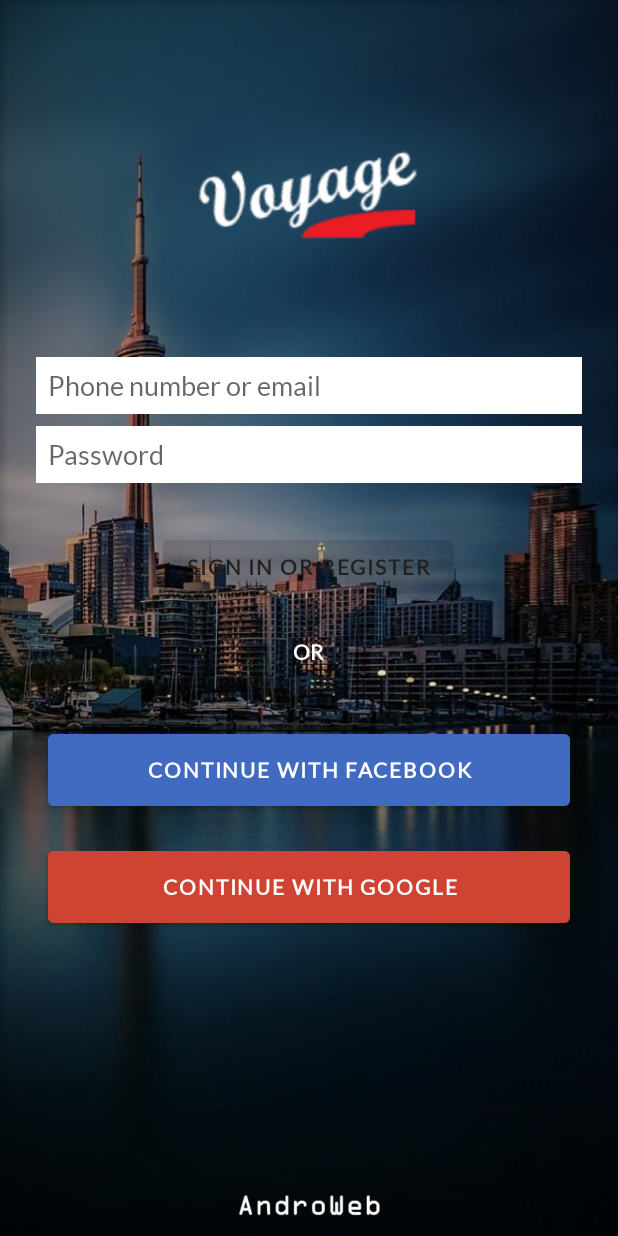
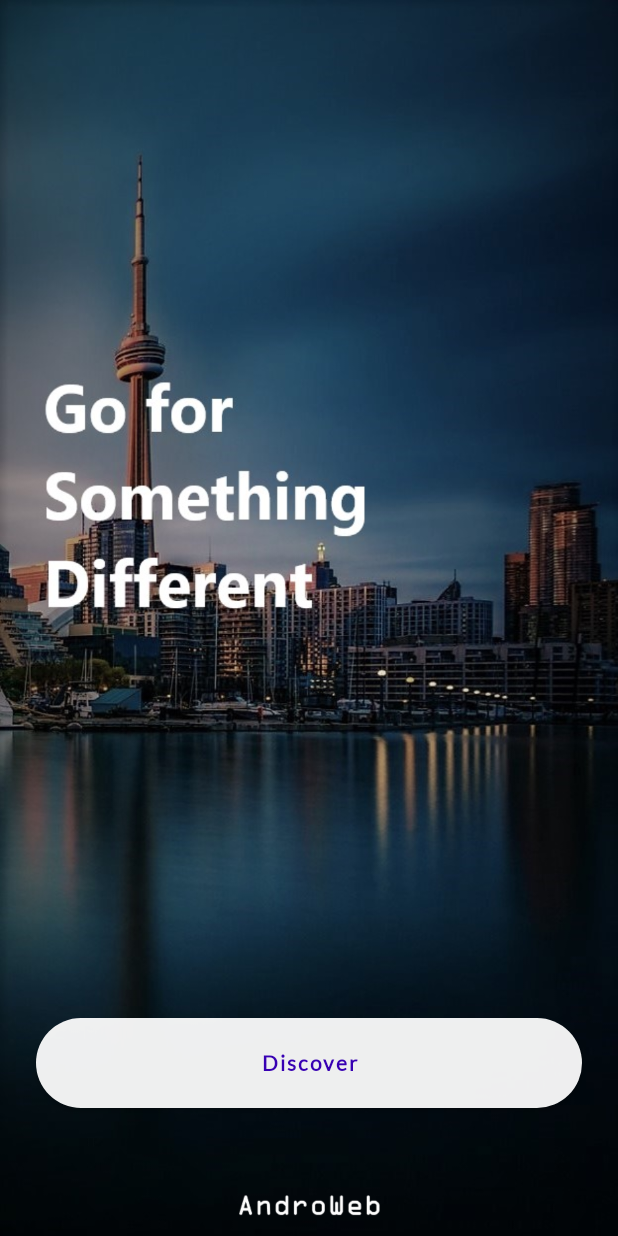
Before and after one commit to pusp4k/Gurusiksha-for-student, an Android app: the screen it shows after launch (LoginActivity before the commit, SplashScreen after it), on a phone screen of 412 x 824 dp. Run offline under Robolectric (Android 15) with nearby library versions, the phone set to English and light mode, and no system bars; libraries missing offline, so code that uses them is left out: com.google.firebase.dynamiclinks; plain views replace LoginButton; 2 statements that could not run were skipped.

Commit message:
[Design Update]

```diff
--- a/app/src/main/java/com/androweb/voyage/SplashScreen/SplashScreen.java
+++ b/app/src/main/java/com/androweb/voyage/SplashScreen/SplashScreen.java
@@ -46,6 +46,7 @@ public class SplashScreen extends AppCompatActivity {
     private String TAG = SplashScreen.class.getSimpleName();
     private static final int REQUEST_PERMISSION = 1234;
     private static final int APP_UPDATE_REQUEST_CODE = 200;
+    private Button btnContinue;
 
     private static String[] appPermission = {
             Manifest.permission.READ_PHONE_STATE,
@@ -59,7 +60,7 @@ public class SplashScreen extends AppCompatActivity {
     protected void onCreate(@Nullable Bundle savedInstanceState) {
         super.onCreate(savedInstanceState);
         setContentView(R.layout.splash_screen);
-
+        btnContinue = findViewById(R.id.btn_continue);
         // Check Runtime Permission
         checkRunTimePermission();
 
@@ -168,12 +169,14 @@ public class SplashScreen extends AppCompatActivity {
      * if Logged Start Main Activity
      */
     private void goToHome() {
-        new Handler(Looper.getMainLooper()).postDelayed(() -> {
-            startActivity(new Intent(SplashScreen.this, LoginActivity.class));
-            //startActivity(new Intent(SplashScreen.this, MainActivity.class));
-            finish();
-        }, 3000);
+        btnContinue.setOnClickListener(v -> {
+            new Handler(Looper.getMainLooper()).postDelayed(() -> {
+                startActivity(new Intent(SplashScreen.this, LoginActivity.class));
+                //startActivity(new Intent(SplashScreen.this, MainActivity.class));
 
+                finish();
+            }, 3000);
+        });
     }
 
     /**
--- /dev/null
+++ b/app/src/main/res/drawable/btn_splash.xml
@@ -0,0 +1,9 @@
+<?xml version="1.0" encoding="utf-8"?>
+<shape xmlns:android="http://schemas.android.com/apk/res/android"
+    android:shape="rectangle">
+    <solid android:color="#eeffffff" />
+    <corners android:bottomRightRadius="30dp"
+        android:bottomLeftRadius="30dp"
+        android:topRightRadius="30dp"
+        android:topLeftRadius="30dp"/>
+</shape>
--- a/app/src/main/res/layout/login_activity.xml
+++ b/app/src/main/res/layout/login_activity.xml
@@ -5,7 +5,7 @@
     xmlns:tools="http://schemas.android.com/tools"
     android:layout_width="match_parent"
     android:layout_height="match_parent"
-    android:background="@drawable/back_cn_tower_edit"
+    android:background="@drawable/ic_app_background"
     android:orientation="vertical"
     tools:context=".Login.LoginActivity">
 
--- a/app/src/main/res/layout/splash_screen.xml
+++ b/app/src/main/res/layout/splash_screen.xml
@@ -4,27 +4,34 @@
     xmlns:tools="http://schemas.android.com/tools"
     android:layout_width="match_parent"
     android:layout_height="match_parent"
-    android:background="@drawable/back_cn_tower_edit">
+    android:background="@drawable/ic_app_splash">
 
     <ImageView
         android:id="@+id/imageView"
-        android:layout_width="wrap_content"
-        android:layout_height="wrap_content"
-        android:contentDescription="@string/app_name"
-        app:layout_constraintBottom_toBottomOf="parent"
-        app:layout_constraintEnd_toEndOf="parent"
-        app:layout_constraintStart_toStartOf="parent"
-        app:layout_constraintTop_toTopOf="parent"
-        app:srcCompat="@drawable/ic_splash_icon" />
-
-    <ImageView
-        android:id="@+id/textView"
         android:layout_width="100dp"
         android:layout_height="20dp"
         android:layout_marginBottom="10dp"
         android:background="@drawable/ic_institution_logo"
+        android:contentDescription="@string/explore"
         app:layout_constraintBottom_toBottomOf="parent"
         app:layout_constraintEnd_toEndOf="parent"
+        app:layout_constraintStart_toStartOf="parent" />
+
+    <Button
+        android:id="@+id/btn_continue"
+        android:layout_width="match_parent"
+        android:layout_height="60dp"
+        android:layout_marginStart="@dimen/dimen_24dp"
+        android:layout_marginEnd="@dimen/dimen_24dp"
+        android:background="@drawable/btn_splash"
+        android:text="@string/discover"
+        android:textAllCaps="false"
+        android:textColor="@color/colorPrimaryDark"
+        android:textStyle="bold"
+        app:layout_constraintBottom_toBottomOf="@+id/imageView"
+        app:layout_constraintEnd_toEndOf="parent"
         app:layout_constraintStart_toStartOf="parent"
-        android:contentDescription="@string/explore" />
+        app:layout_constraintTop_toTopOf="parent"
+        app:layout_constraintVertical_bias="0.9" />
+
 </androidx.constraintlayout.widget.ConstraintLayout>
--- a/app/src/main/res/values/strings.xml
+++ b/app/src/main/res/values/strings.xml
@@ -42,5 +42,7 @@
     <string name="fb_login_protocol_scheme">fb397616371517734</string>
     <string name="facebook_login">Continue with Facebook</string>
     <string name="google_login">Continue with Google</string>
+    <string name="discover">Discover</string>
+    <string name="please_wait">Please wait…</string>
 
 </resources>
```
Also changed, not shown: app/src/main/res/drawable/ic_app_background.jpg (renamed from app/src/main/res/drawable/back_cn_tower_edit.jpg), app/src/main/res/drawable/ic_app_splash.jpg (added).
